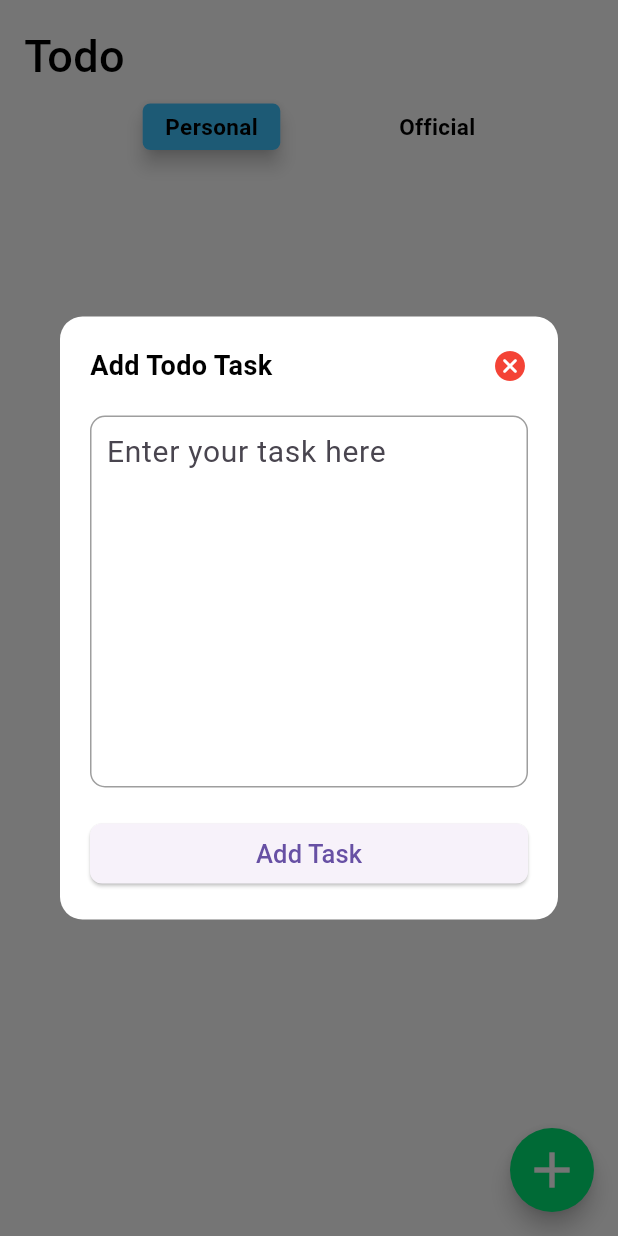
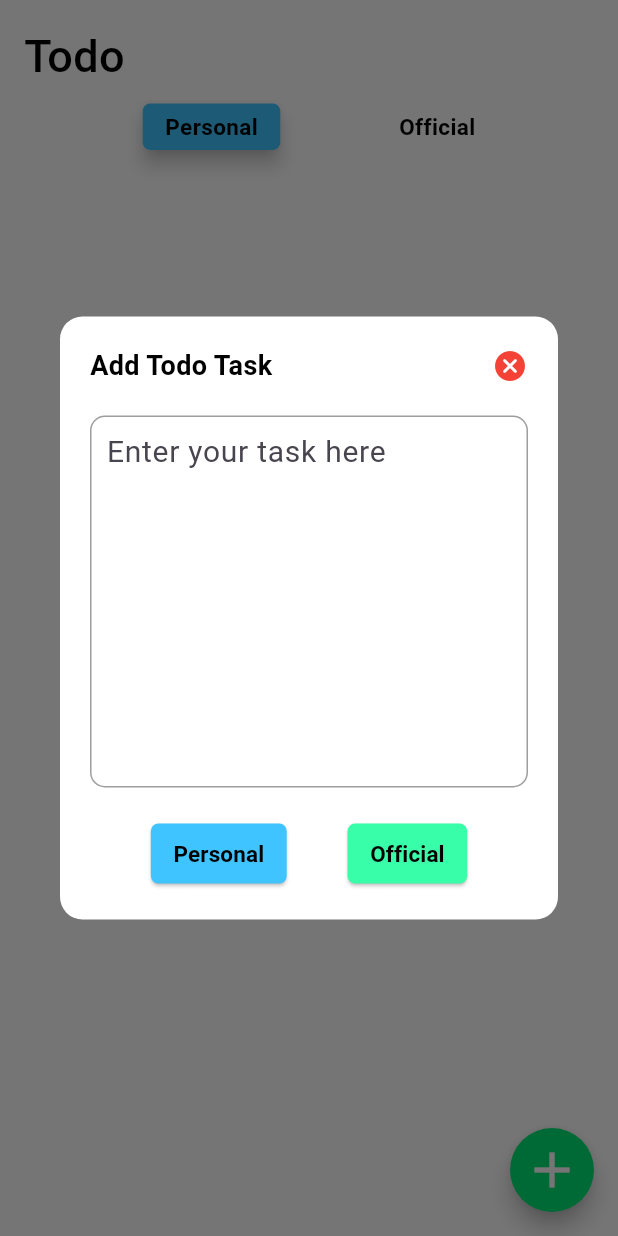
Before and after one commit to iArgho/todo_firebase, a Flutter app: the screen it shows after launch, after a tap on the "add" icon, on a phone screen of 412 x 824 dp. Run offline on Flutter 3.47's test engine with Material 3 defaults, Android fonts, the phone set to English and light mode, and no system bars; our stand-ins replace cloud_firestore, firebase_core, random_string; accounts and stored records are empty.

Commit message:
task added to firebase

```diff
--- a/lib/Screens/home_screen.dart
+++ b/lib/Screens/home_screen.dart
@@ -3,14 +3,14 @@ import 'package:flutter/material.dart';
 import 'package:todo_firebase/Database%20Service/database_service.dart';
 import 'package:todo_firebase/Screens/todo_task_dialog_screen.dart';
 
-class MyHomePage extends StatefulWidget {
-  const MyHomePage({super.key});
+class HomeScreen extends StatefulWidget {
+  const HomeScreen({super.key});
 
   @override
-  State<MyHomePage> createState() => _MyHomePageState();
+  State<HomeScreen> createState() => _MyHomePageState();
 }
 
-class _MyHomePageState extends State<MyHomePage> {
+class _MyHomePageState extends State<HomeScreen> {
   bool _personal = true, _official = false, _suggest = false;
   Stream<QuerySnapshot>? todoStream;
 
--- a/lib/Screens/todo_task_dialog_screen.dart
+++ b/lib/Screens/todo_task_dialog_screen.dart
@@ -4,8 +4,7 @@ import 'package:todo_firebase/Database%20Service/database_service.dart';
 
 class TodoTaskDialog extends StatelessWidget {
   TodoTaskDialog({super.key});
-  TextEditingController _textTEController = TextEditingController();
-  String? _tasktype;
+  final TextEditingController _textTEController = TextEditingController();
 
   @override
   Widget build(BuildContext context) {
@@ -63,33 +62,72 @@ class TodoTaskDialog extends StatelessWidget {
               ),
             ),
             const SizedBox(height: 20),
+            Row(
+              mainAxisAlignment: MainAxisAlignment.spaceEvenly,
+              children: [
                 ElevatedButton(
                   onPressed: () {
                     String id = randomAlphaNumeric(10);
+                    String _selectedTaskType = "Personal";
 
                     Map<String, dynamic> userTodo = {
                       "task": _textTEController.text,
                       "Id": id,
                     };
 
-                if (_tasktype == "Official") {
                     DatabaseService().addPersonalTask(userTodo, id);
-                } else {
-                  DatabaseService().addOfficialTask(userTodo, id);
-                }
 
                     Navigator.pop(context);
                   },
                   style: ElevatedButton.styleFrom(
-                padding: const EdgeInsets.symmetric(vertical: 5),
+                    backgroundColor: Colors.lightBlueAccent,
+                    padding:
+                        const EdgeInsets.symmetric(horizontal: 15, vertical: 5),
                     shape: RoundedRectangleBorder(
-                  borderRadius: BorderRadius.circular(8),
+                      borderRadius: BorderRadius.circular(5),
                     ),
                   ),
                   child: const Text(
-                'Add Task',
-                style: TextStyle(fontSize: 17),
+                    'Personal',
+                    style: TextStyle(
+                      color: Colors.black,
+                      fontSize: 15,
+                      fontWeight: FontWeight.bold,
                     ),
+                  ),
+                ),
+                ElevatedButton(
+                  onPressed: () {
+                    String id = randomAlphaNumeric(10);
+                    String _selectedTaskType = "Official";
+
+                    Map<String, dynamic> userTodo = {
+                      "task": _textTEController.text,
+                      "Id": id,
+                    };
+
+                    DatabaseService().addOfficialTask(userTodo, id);
+
+                    Navigator.pop(context);
+                  },
+                  style: ElevatedButton.styleFrom(
+                    backgroundColor: const Color.fromARGB(255, 57, 254, 169),
+                    padding:
+                        const EdgeInsets.symmetric(horizontal: 15, vertical: 0),
+                    shape: RoundedRectangleBorder(
+                      borderRadius: BorderRadius.circular(5),
+                    ),
+                  ),
+                  child: const Text(
+                    'Official',
+                    style: TextStyle(
+                      color: Colors.black,
+                      fontSize: 15,
+                      fontWeight: FontWeight.bold,
+                    ),
+                  ),
+                ),
+              ],
             ),
           ],
         ),
--- a/lib/app.dart
+++ b/lib/app.dart
@@ -12,7 +12,7 @@ class TodoApp extends StatelessWidget {
       theme: ThemeData(
         primarySwatch: Colors.blue,
       ),
-      home: const MyHomePage(),
+      home: const HomeScreen(),
     );
   }
 }
```
Lines whose indentation alone changed are shown as unchanged.
